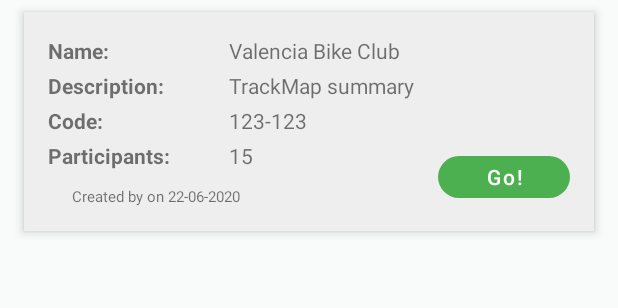
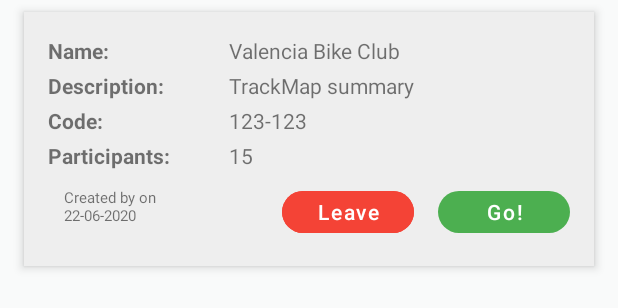
Before and after one commit to davidasensio/TrackMap, an Android app: the layout item_trackmap.xml on its own in the app's theme, with its tools: preview values and no code run, on a phone screen of 412 x 824 dp. Shown: the top 308 px of the screen. Run offline under Robolectric (Android 15) with nearby library versions, the phone set to English and light mode, and no system bars; network calls fail.

Commit message:
Add Leave TrackMap action

```diff
--- a/app/src/main/java/com/handysparksoft/trackmap/core/di/UseCaseModule.kt
+++ b/app/src/main/java/com/handysparksoft/trackmap/core/di/UseCaseModule.kt
@@ -31,4 +31,9 @@ class UseCaseModule {
     @Provides
     fun updateUserLocationUseCaseProvider(trackMapRepository: TrackMapRepository) =
         UpdateUserLocationUseCase(trackMapRepository)
+
+    @Provides
+    fun leaveTrackMapUseCaseProvider(trackMapRepository: TrackMapRepository) =
+        LeaveTrackMapUseCase(trackMapRepository)
+
 }
--- a/app/src/main/java/com/handysparksoft/trackmap/core/di/ViewModelModule.kt
+++ b/app/src/main/java/com/handysparksoft/trackmap/core/di/ViewModelModule.kt
@@ -16,6 +16,7 @@ class ViewModelModule {
         getTrackMapsUseCase: GetTrackMapsUseCase,
         saveUserUseCase: SaveUserUseCase,
         joinTrackMapUseCase: JoinTrackMapUseCase,
+        leaveTrackMapUseCase: LeaveTrackMapUseCase,
         saveUserTrackMapUseCase: SaveUserTrackMapUseCase,
         updateUserLocationUseCase: UpdateUserLocationUseCase,
         userHandler: UserHandler
@@ -24,6 +25,7 @@ class ViewModelModule {
             getTrackMapsUseCase,
             saveUserUseCase,
             joinTrackMapUseCase,
+            leaveTrackMapUseCase,
             saveUserTrackMapUseCase,
             updateUserLocationUseCase,
             userHandler
--- a/app/src/main/res/layout/item_trackmap.xml
+++ b/app/src/main/res/layout/item_trackmap.xml
@@ -5,8 +5,8 @@
     android:layout_width="match_parent"
     android:layout_height="wrap_content"
     android:layout_marginStart="16dp"
+    android:layout_marginTop="8dp"
     android:layout_marginEnd="16dp"
-    android:layout_marginTop="8dp"
     android:layout_marginBottom="8dp"
     android:background="@color/ThemeItemBackgroundColor"
     android:elevation="4dp"
@@ -18,9 +18,13 @@
         android:layout_width="wrap_content"
         android:layout_height="wrap_content"
         android:layout_marginStart="16dp"
+        android:maxWidth="100dp"
+        android:maxLines="2"
+        android:textSize="10sp"
+        app:layout_constraintBottom_toBottomOf="parent"
+        app:layout_constraintEnd_toStartOf="@+id/guideline"
         app:layout_constraintStart_toStartOf="parent"
-        app:layout_constraintBottom_toBottomOf="parent"
-        android:textSize="10sp"
+        app:layout_constraintTop_toBottomOf="@+id/labelParticipantsTextView"
         tools:text="Created by on 22-06-2020" />
 
     <TextView
@@ -54,8 +58,8 @@
     <TextView
         android:id="@+id/descriptionTextView"
         android:layout_width="0dp"
+        android:layout_height="wrap_content"
         android:layout_marginStart="16dp"
-        android:layout_height="wrap_content"
         android:ellipsize="end"
         android:lines="1"
         android:maxLines="2"
@@ -103,15 +107,35 @@
         app:layout_constraintTop_toTopOf="@id/labelParticipantsTextView"
         tools:text="15" />
 
-    <com.google.android.material.button.MaterialButton
-        android:id="@+id/goButton"
-        style="@style/Primary.Medium"
+    <LinearLayout
         android:layout_width="wrap_content"
+        android:layout_height="wrap_content"
+        android:orientation="horizontal"
         android:layout_marginTop="8dp"
-        android:text="Go!"
         app:layout_constraintBottom_toBottomOf="parent"
         app:layout_constraintEnd_toEndOf="parent"
-        app:layout_constraintTop_toBottomOf="@+id/codeTextView" />
+        app:layout_constraintTop_toBottomOf="@+id/participantsTextView">
+
+        <com.google.android.material.button.MaterialButton
+            android:id="@+id/leaveButton"
+            style="@style/Primary.Medium"
+            android:layout_width="wrap_content"
+            android:backgroundTint="@color/colorNotification"
+            android:text="Leave"
+            android:layout_marginEnd="16dp"
+            app:layout_constraintBottom_toBottomOf="parent"
+            app:layout_constraintEnd_toEndOf="parent"
+            app:layout_constraintTop_toBottomOf="@+id/codeTextView" />
+
+        <com.google.android.material.button.MaterialButton
+            android:id="@+id/goButton"
+            style="@style/Primary.Medium"
+            android:layout_width="wrap_content"
+            android:text="Go!"
+            app:layout_constraintBottom_toBottomOf="parent"
+            app:layout_constraintEnd_toEndOf="parent"
+            app:layout_constraintTop_toBottomOf="@+id/codeTextView" />
+    </LinearLayout>
 
     <androidx.constraintlayout.widget.Guideline
         android:id="@+id/guideline"
--- a/app/src/main/res/values/colors.xml
+++ b/app/src/main/res/values/colors.xml
@@ -4,6 +4,8 @@
     <color name="colorPrimaryDark">#00897B</color>
     <color name="colorAccent">#FDD835</color>
 
+    <color name="colorNotification">#F44336</color>
+
     <color name="black_overlay">#66000000</color>
     <color name="colorPrimaryDarkText">#1B5E20</color>
     <color name="colorTextOnDark">#FFFFFF</color>
--- a/app/src/main/res/values/strings.xml
+++ b/app/src/main/res/values/strings.xml
@@ -1,5 +1,9 @@
 <resources>
     <string name="app_name">TrackMap</string>
+
+    <string name="cancel">Cancel</string>
+    <string name="leave">Leave</string>
+
     <string name="title_home">Create</string>
     <string name="title_dashboard">Share</string>
     <string name="title_current">Current TrackMaps</string>
@@ -21,4 +25,6 @@
 
     <string name="splash_slogan">Share your location with everybody you want</string>
     <string name="splash_author">By Handysparksoft</string>
+
+    <string name="leave_trackmap_question">Leave TrackMap \"%1$s\"?</string>
 </resources>
--- a/data/src/main/java/com/handysparksoft/data/source/RemoteDataSource.kt
+++ b/data/src/main/java/com/handysparksoft/data/source/RemoteDataSource.kt
@@ -10,7 +10,8 @@ interface RemoteDataSource {
     suspend fun getUserTrackMaps(userId: String): Map<String, TrackMap>
     suspend fun saveTrackMap(trackMapId: String, trackMap: TrackMap)
     suspend fun saveUserTrackMap(userId: String, trackMapId: String, trackMap: TrackMap)
-    suspend fun joinTrackMap(userId: String, trackMapId: String, trackMap: TrackMap, trackMapParticipant: TrackMapParticipant)
+    suspend fun joinTrackMap(userId: String, trackMapId: String, trackMapParticipant: TrackMapParticipant)
     suspend fun getTrackMapById(trackMapId: String): TrackMap?
     suspend fun updateUserLocation(userId: String, latitude: Double, longitude: Double)
+    suspend fun leaveTrackMap(userId: String, trackMapId: String, trackMapParticipant: TrackMapParticipant)
 }
```
Also changed, not shown: app/src/main/java/com/handysparksoft/trackmap/core/data/server/ServerDataSource.kt (+10 -4 lines), app/src/main/java/com/handysparksoft/trackmap/core/data/server/TrackMapService.kt (+12 -0 lines), app/src/main/java/com/handysparksoft/trackmap/features/entries/MainActivity.kt (+33 -12 lines), app/src/main/java/com/handysparksoft/trackmap/features/entries/MainViewModel.kt (+26 -5 lines), app/src/main/java/com/handysparksoft/trackmap/features/entries/TrackMapEntriesAdapter.kt (+6 -2 lines), data/src/main/java/com/handysparksoft/data/repository/TrackMapRepository.kt (+6 -2 lines), usecases/src/main/java/com/handysparksoft/usecases/JoinTrackMapUseCase.kt (+8 -9 lines), usecases/src/main/java/com/handysparksoft/usecases/LeaveTrackMapUseCase.kt (added, +22 -0 lines).
